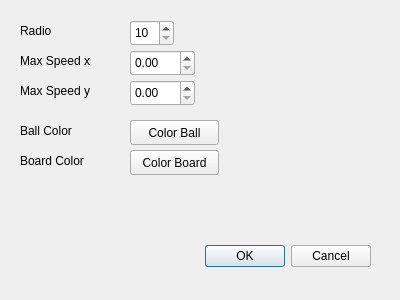
This is task4/pl4/ChangeBallParamsDlg.ui in OgLocGreen/implementacion_de_sistemas_de_controll as Qt 5 draws it before an edit. The edited form follows.
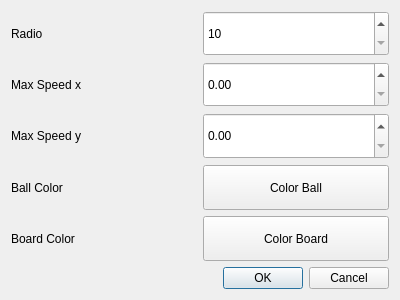
This is the edited form.

```diff
--- a/task4/pl4/ChangeBallParamsDlg.ui
+++ b/task4/pl4/ChangeBallParamsDlg.ui
@@ -13,43 +13,59 @@
   <property name="windowTitle">
    <string>Dialog</string>
   </property>
-  <widget class="QDialogButtonBox" name="buttonBox">
-   <property name="geometry">
-    <rect>
-     <x>30</x>
-     <y>240</y>
-     <width>341</width>
-     <height>32</height>
-    </rect>
-   </property>
-   <property name="orientation">
-    <enum>Qt::Horizontal</enum>
-   </property>
-   <property name="standardButtons">
-    <set>QDialogButtonBox::Cancel|QDialogButtonBox::Ok</set>
-   </property>
-  </widget>
-  <widget class="QLabel" name="label_radio">
-   <property name="geometry">
-    <rect>
-     <x>20</x>
-     <y>20</y>
-     <width>61</width>
-     <height>21</height>
-    </rect>
-   </property>
+  <layout class="QGridLayout" name="gridLayout_2">
+   <item row="0" column="0">
+    <layout class="QGridLayout" name="gridLayout">
+     <item row="5" column="1">
+      <widget class="QPushButton" name="pushButton_board_color">
+       <property name="sizePolicy">
+        <sizepolicy hsizetype="Minimum" vsizetype="Preferred">
+         <horstretch>0</horstretch>
+         <verstretch>0</verstretch>
+        </sizepolicy>
+       </property>
+       <property name="text">
+        <string>Color Board</string>
+       </property>
+      </widget>
+     </item>
+     <item row="3" column="1">
+      <widget class="QDoubleSpinBox" name="doubleSpinBox_max_velo_y_2">
+       <property name="sizePolicy">
+        <sizepolicy hsizetype="Minimum" vsizetype="Preferred">
+         <horstretch>0</horstretch>
+         <verstretch>0</verstretch>
+        </sizepolicy>
+       </property>
+      </widget>
+     </item>
+     <item row="4" column="0">
+      <widget class="QLabel" name="label_radio_2">
+       <property name="text">
+        <string>Ball Color</string>
+       </property>
+      </widget>
+     </item>
+     <item row="4" column="1">
+      <widget class="QPushButton" name="pushButton_ball_color">
+       <property name="sizePolicy">
+        <sizepolicy hsizetype="Minimum" vsizetype="Preferred">
+         <horstretch>0</horstretch>
+         <verstretch>0</verstretch>
+        </sizepolicy>
+       </property>
    <property name="text">
-    <string>Radio</string>
-   </property>
-  </widget>
+        <string>Color Ball</string>
+       </property>
+      </widget>
+     </item>
+     <item row="0" column="1">
   <widget class="QSpinBox" name="spinBox_radio">
-   <property name="geometry">
-    <rect>
-     <x>130</x>
-     <y>20</y>
-     <width>44</width>
-     <height>26</height>
-    </rect>
+       <property name="sizePolicy">
+        <sizepolicy hsizetype="Minimum" vsizetype="Preferred">
+         <horstretch>0</horstretch>
+         <verstretch>0</verstretch>
+        </sizepolicy>
    </property>
    <property name="minimum">
     <number>10</number>
@@ -58,104 +74,58 @@
     <number>200</number>
    </property>
   </widget>
-  <widget class="QLabel" name="label_radio_2">
-   <property name="geometry">
-    <rect>
-     <x>20</x>
-     <y>120</y>
-     <width>81</width>
-     <height>21</height>
-    </rect>
-   </property>
-   <property name="text">
-    <string>Ball Color</string>
-   </property>
-  </widget>
-  <widget class="QLabel" name="label_radio_3">
-   <property name="geometry">
-    <rect>
-     <x>20</x>
-     <y>50</y>
-     <width>91</width>
-     <height>21</height>
-    </rect>
-   </property>
-   <property name="text">
-    <string>Max Speed x</string>
-   </property>
-  </widget>
+     </item>
+     <item row="2" column="1">
+      <widget class="QDoubleSpinBox" name="doubleSpinBox_max_velo_x_2">
+       <property name="sizePolicy">
+        <sizepolicy hsizetype="Minimum" vsizetype="Preferred">
+         <horstretch>0</horstretch>
+         <verstretch>0</verstretch>
+        </sizepolicy>
+       </property>
+      </widget>
+     </item>
+     <item row="5" column="0">
   <widget class="QLabel" name="label_radio_4">
-   <property name="geometry">
-    <rect>
-     <x>20</x>
-     <y>150</y>
-     <width>91</width>
-     <height>21</height>
-    </rect>
-   </property>
    <property name="text">
     <string>Board Color</string>
    </property>
   </widget>
+     </item>
+     <item row="2" column="0">
+      <widget class="QLabel" name="label_radio_3">
+       <property name="text">
+        <string>Max Speed x</string>
+       </property>
+      </widget>
+     </item>
+     <item row="3" column="0">
   <widget class="QLabel" name="label_radio_5">
-   <property name="geometry">
-    <rect>
-     <x>20</x>
-     <y>80</y>
-     <width>91</width>
-     <height>21</height>
-    </rect>
-   </property>
    <property name="text">
     <string>Max Speed y</string>
    </property>
   </widget>
-  <widget class="QDoubleSpinBox" name="doubleSpinBox_max_velo_x_2">
-   <property name="geometry">
-    <rect>
-     <x>130</x>
-     <y>50</y>
-     <width>65</width>
-     <height>26</height>
-    </rect>
-   </property>
-  </widget>
-  <widget class="QDoubleSpinBox" name="doubleSpinBox_max_velo_y_2">
-   <property name="geometry">
-    <rect>
-     <x>130</x>
-     <y>80</y>
-     <width>65</width>
-     <height>26</height>
-    </rect>
-   </property>
-  </widget>
-  <widget class="QPushButton" name="pushButton_ball_color">
-   <property name="geometry">
-    <rect>
-     <x>130</x>
-     <y>120</y>
-     <width>89</width>
-     <height>25</height>
-    </rect>
-   </property>
+     </item>
+     <item row="0" column="0">
+      <widget class="QLabel" name="label_radio">
    <property name="text">
-    <string>Color Ball</string>
-   </property>
-  </widget>
-  <widget class="QPushButton" name="pushButton_board_color">
-   <property name="geometry">
-    <rect>
-     <x>130</x>
-     <y>150</y>
-     <width>89</width>
-     <height>25</height>
-    </rect>
-   </property>
-   <property name="text">
-    <string>Color Board</string>
-   </property>
-  </widget>
+        <string>Radio</string>
+       </property>
+      </widget>
+     </item>
+    </layout>
+   </item>
+   <item row="1" column="0">
+    <widget class="QDialogButtonBox" name="buttonBox">
+     <property name="orientation">
+      <enum>Qt::Horizontal</enum>
+     </property>
+     <property name="standardButtons">
+      <set>QDialogButtonBox::Cancel|QDialogButtonBox::Ok</set>
+     </property>
+    </widget>
+   </item>
+  </layout>
  </widget>
  <resources/>
  <connections>
```
Lines whose indentation alone changed are shown as unchanged.
